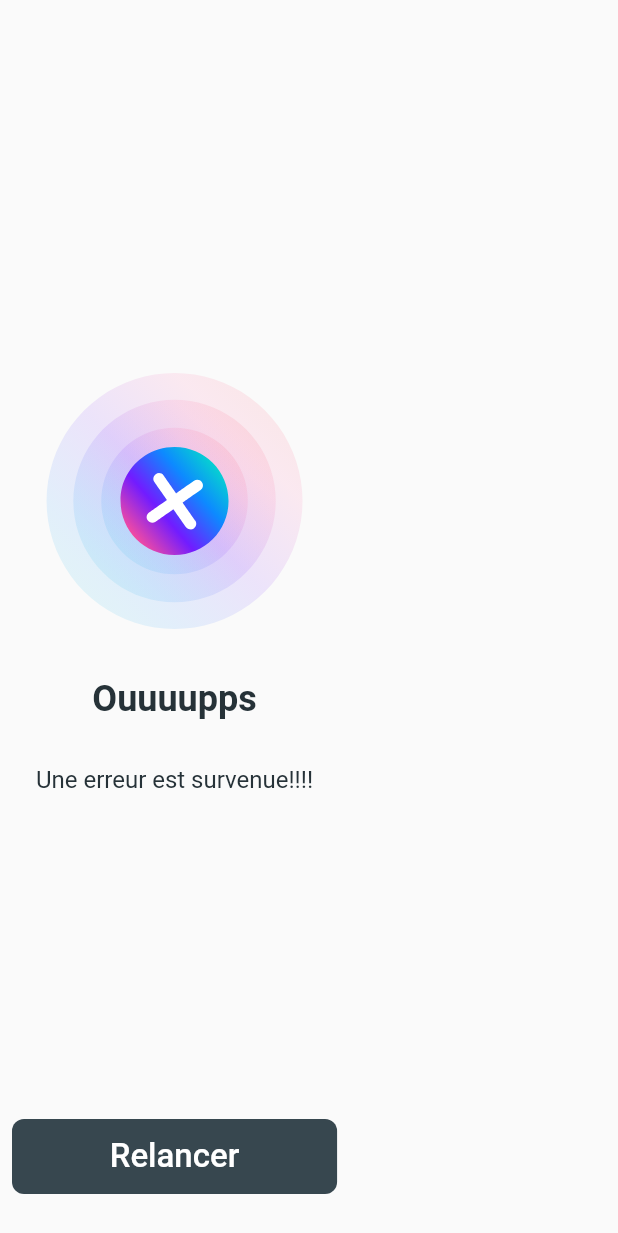
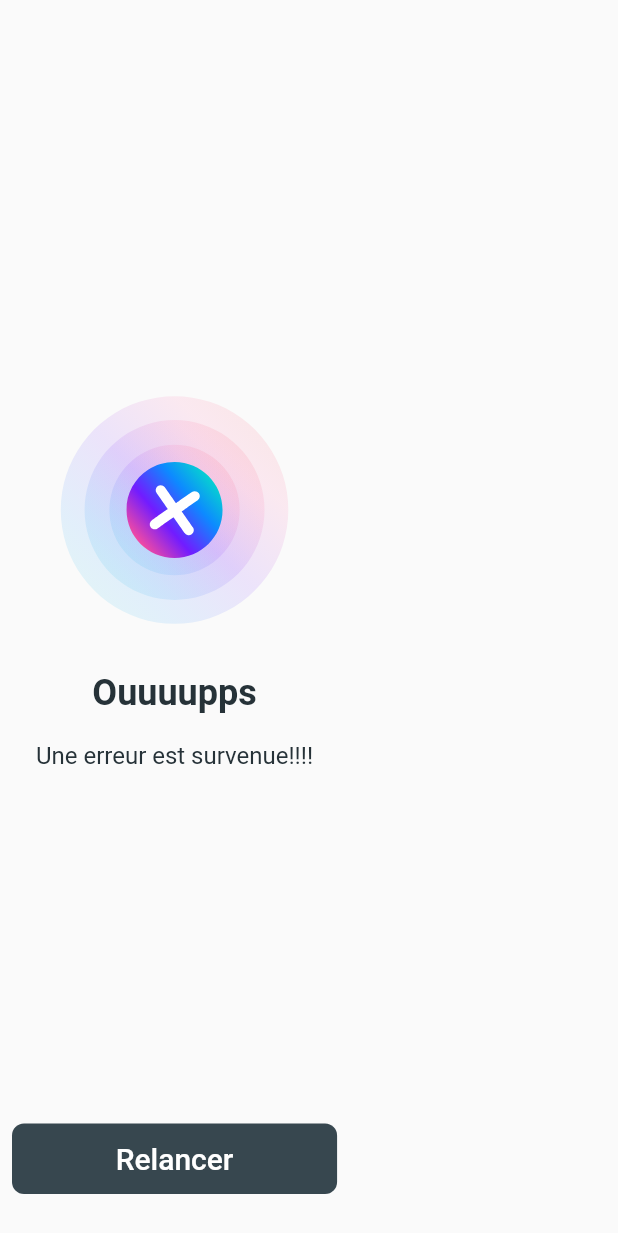
Before and after one commit to lcouturier/weather_report, a Flutter app: the WeatherError widget shown alone on an empty page, opened directly with empty values, on a phone screen of 412 x 824 dp. Shown: the top 1233 px of the screen. Run offline on Flutter 3.47's test engine with Material 2 defaults, Android fonts, the phone set to English and light mode, and no system bars; our stand-ins replace auto_route, dio, flutter_bloc, flutter_svg, freezed_annotation, get_it and 3 more; missing offline and left inert: darq, dio_cache_interceptor.

Commit message:
🐛 display error

```diff
--- a/lib/domain/data.dart
+++ b/lib/domain/data.dart
@@ -1,5 +1,6 @@
 import 'package:freezed_annotation/freezed_annotation.dart';
 import 'package:weather_report/domain/coordinates.dart';
+import 'package:weather_report/domain/date.dart';
 
 part 'data.freezed.dart';
 
@@ -14,7 +15,7 @@ class WeatherData with _$WeatherData {
 @freezed
 class WeatherDatas with _$WeatherDatas {
   factory WeatherDatas({
-    required WeatherData symbols,
-    required WeatherData temperatures,
+    required List<WeatherDate> symbols,
+    required List<WeatherDate> temperatures,
   }) = _WeatherDatas;
 }
--- a/lib/presentation/error/error_page.dart
+++ b/lib/presentation/error/error_page.dart
@@ -19,15 +19,15 @@ class WeatherError extends StatelessWidget {
           children: [
             const AnimationLottie(
               AnimationPaths.animError,
-              width: 180,
-              height: 180,
+              width: 160,
+              height: 160,
             ),
             const SizedBox(height: 24),
             Text(
               'Ouuuupps',
               style: headlineMediumStyle,
             ).paddingOnly(left: 24, right: 24),
-            const SizedBox(height: 24),
+            const SizedBox(height: 12),
             Text(
               "Une erreur est survenue!!!!",
               style: bodyMediumStyle,
@@ -49,7 +49,7 @@ class WeatherError extends StatelessWidget {
               child: const Center(
                 child: Text(
                   'Relancer',
-                  style: TextStyle(color: Colors.white, fontSize: 22.0),
+                  style: TextStyle(color: Colors.white, fontSize: 20.0),
                   textAlign: TextAlign.center,
                 ),
               ),
--- a/lib/presentation/weather_list/weather_list_page.dart
+++ b/lib/presentation/weather_list/weather_list_page.dart
@@ -77,7 +77,7 @@ class _WeatherListPageState extends State<WeatherListPage> {
             );
           },
           loading: () => _loading(),
-          orElse: () => WeatherError(onRefresh: () => _weatherListCubit.fetch()),
+          orElse: () => Center(child: WeatherError(onRefresh: () => _weatherListCubit.fetch())),
         );
       },
     );
```
Also changed, not shown: lib/presentation/weather_list/cubit/weather_list_cubit.dart (+4 -4 lines), lib/domain/data.freezed.dart.
